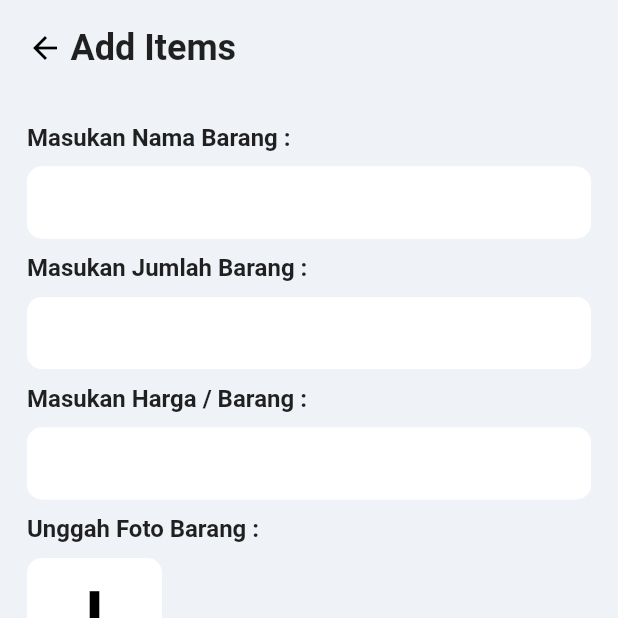
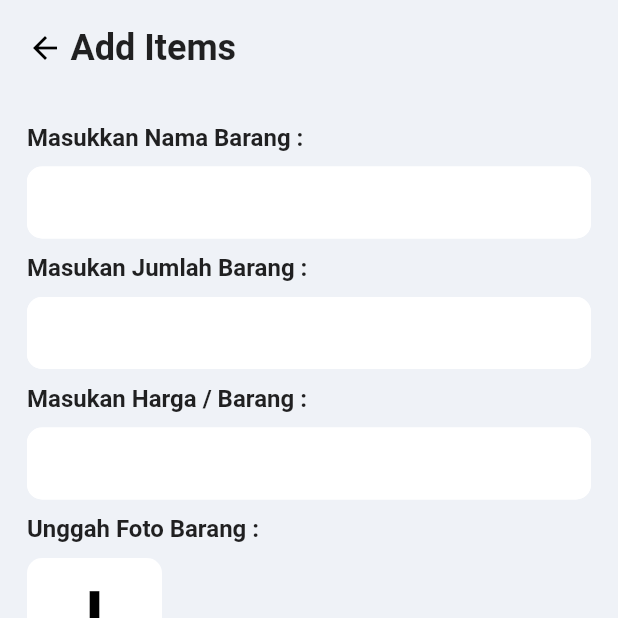
Before and after one commit to FernandJerico/inventaris_app, a Flutter app: the AddItemsView screen opened directly, on a phone screen of 412 x 824 dp, the top half of it. Run offline on Flutter 3.47's test engine with Material 2 defaults, Android fonts, the phone set to English and light mode, and no system bars; our stand-ins replace firebase_auth, firebase_core, get, google_fonts, google_nav_bar, ionicons; missing offline and left inert: icony; accounts and stored records are empty; network calls fail.

Commit message:
commit fixing const

```diff
--- a/lib/app/modules/add_items/views/add_items_view.dart
+++ b/lib/app/modules/add_items/views/add_items_view.dart
@@ -50,7 +50,7 @@ class AddItemsView extends GetView<AddItemsController> {
                   crossAxisAlignment: CrossAxisAlignment.start,
                   children: [
                     const Text(
-                      "Masukan Nama Barang :",
+                      "Masukkan Nama Barang :",
                       style: TextStyle(
                         fontSize: 16,
                         fontWeight: FontWeight.w700,
```
